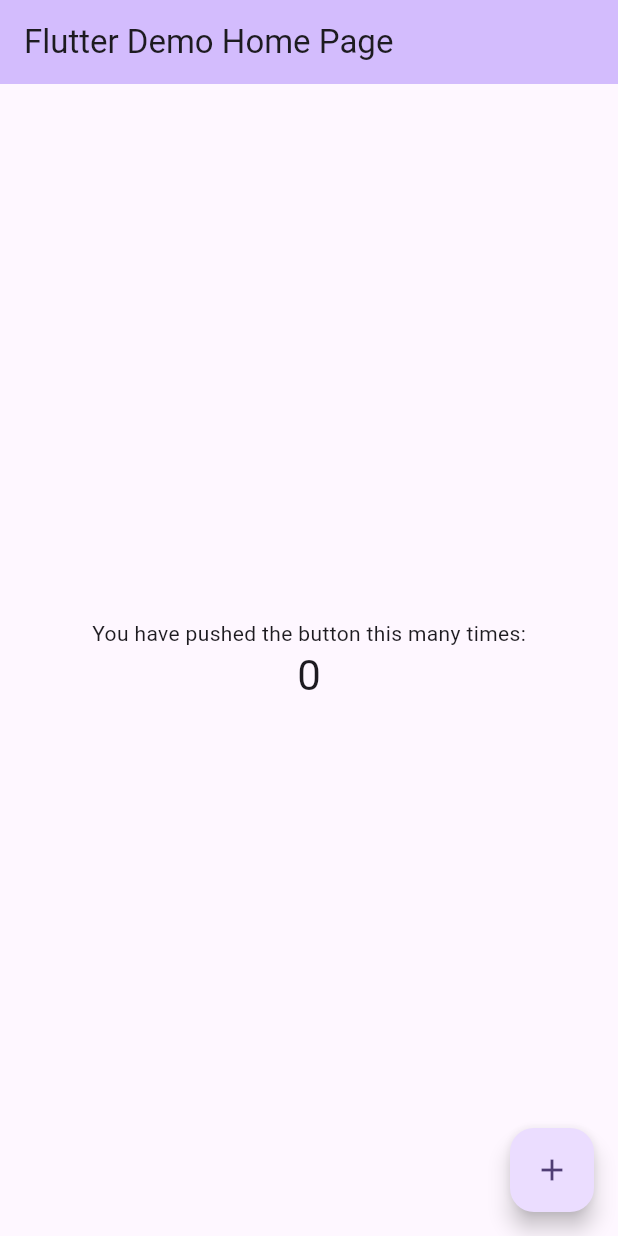
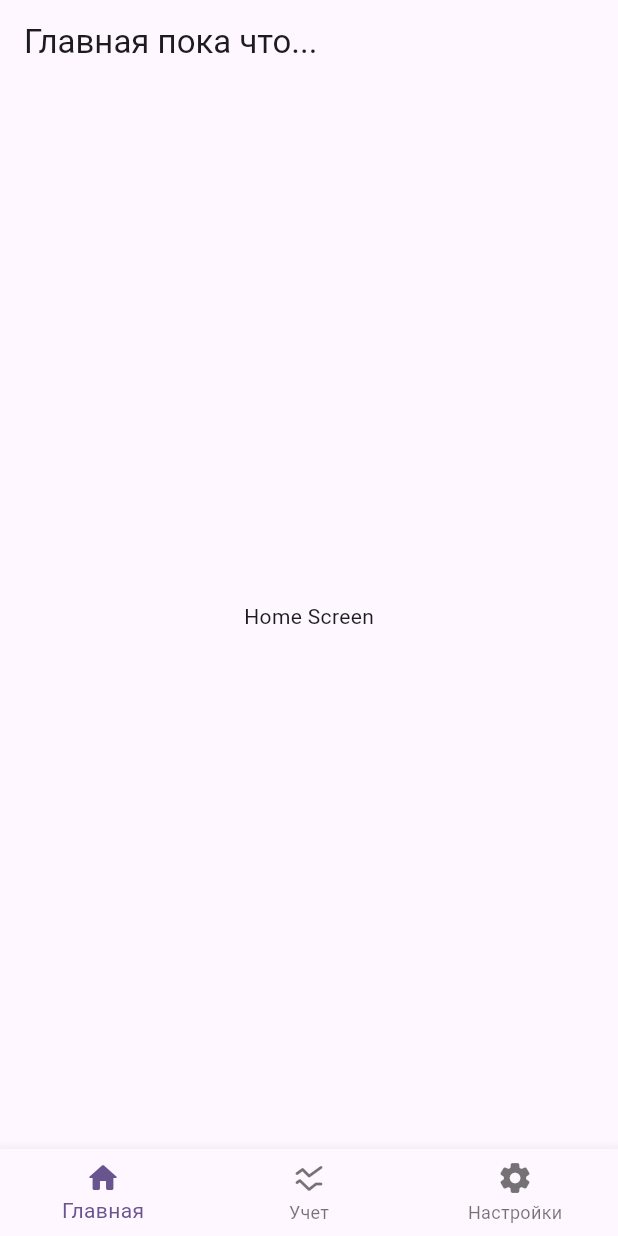
Before and after one commit to ComputerHakka/MyHomesManager, a Flutter app: the screen it shows after launch, on a phone screen of 412 x 824 dp. Run offline on Flutter 3.47's test engine with Material 3 defaults, Android fonts, the phone set to English and light mode, and no system bars.

Commit message:
create home screen

```diff
--- /dev/null
+++ b/lib/features/home/f_home.dart
@@ -0,0 +1 @@
+export 'presentation/home_screen.dart';
--- /dev/null
+++ b/lib/features/home/presentation/home_screen.dart
@@ -0,0 +1,15 @@
+import 'package:flutter/material.dart';
+import 'package:my_homes_manager/features/home/presentation/widgets/bottom_nav.dart';
+
+class HomeScreen extends StatelessWidget {
+  const HomeScreen({super.key});
+
+  @override
+  Widget build(BuildContext context) {
+    return Scaffold(
+      appBar: AppBar(title: const Text('Главная пока что...')),
+      body: const Center(child: Text('Home Screen')),
+      bottomNavigationBar: CustomBottomNavigationBar(),
+    );
+  }
+}
--- /dev/null
+++ b/lib/features/home/presentation/widgets/bottom_nav.dart
@@ -0,0 +1,19 @@
+import 'package:flutter/material.dart';
+
+class CustomBottomNavigationBar extends StatelessWidget {
+  const CustomBottomNavigationBar({super.key});
+
+  @override
+  Widget build(BuildContext context) {
+    return BottomNavigationBar(items: bottomNavItems);
+  }
+}
+
+const List<BottomNavigationBarItem> bottomNavItems = [
+  BottomNavigationBarItem(icon: Icon(Icons.home_rounded), label: 'Главная'),
+  BottomNavigationBarItem(icon: Icon(Icons.ssid_chart_rounded), label: 'Учет'),
+  BottomNavigationBarItem(
+    icon: Icon(Icons.settings_rounded),
+    label: 'Настройки',
+  ),
+];
--- a/lib/main.dart
+++ b/lib/main.dart
@@ -1,122 +1,23 @@
 import 'package:flutter/material.dart';
 
+import 'features/home/f_home.dart';
+
 void main() {
-  runApp(const MyApp());
+  runApp(const MyHomesManager());
 }
 
-class MyApp extends StatelessWidget {
-  const MyApp({super.key});
+class MyHomesManager extends StatelessWidget {
+  const MyHomesManager({super.key});
 
-  // This widget is the root of your application.
   @override
   Widget build(BuildContext context) {
     return MaterialApp(
-      title: 'Flutter Demo',
+      title: 'MHM',
+      debugShowCheckedModeBanner: false,
       theme: ThemeData(
-        // This is the theme of your application.
-        //
-        // TRY THIS: Try running your application with "flutter run". You'll see
-        // the application has a purple toolbar. Then, without quitting the app,
-        // try changing the seedColor in the colorScheme below to Colors.green
-        // and then invoke "hot reload" (save your changes or press the "hot
-        // reload" button in a Flutter-supported IDE, or press "r" if you used
-        // the command line to start the app).
-        //
-        // Notice that the counter didn't reset back to zero; the application
-        // state is not lost during the reload. To reset the state, use hot
-        // restart instead.
-        //
-        // This works for code too, not just values: Most code changes can be
-        // tested with just a hot reload.
         colorScheme: ColorScheme.fromSeed(seedColor: Colors.deepPurple),
       ),
-      home: const MyHomePage(title: 'Flutter Demo Home Page'),
+      home: const HomeScreen(),
     );
   }
 }
-
-class MyHomePage extends StatefulWidget {
-  const MyHomePage({super.key, required this.title});
-
-  // This widget is the home page of your application. It is stateful, meaning
-  // that it has a State object (defined below) that contains fields that affect
-  // how it looks.
-
-  // This class is the configuration for the state. It holds the values (in this
-  // case the title) provided by the parent (in this case the App widget) and
-  // used by the build method of the State. Fields in a Widget subclass are
-  // always marked "final".
-
-  final String title;
-
-  @override
-  State<MyHomePage> createState() => _MyHomePageState();
-}
-
-class _MyHomePageState extends State<MyHomePage> {
-  int _counter = 0;
-
-  void _incrementCounter() {
-    setState(() {
-      // This call to setState tells the Flutter framework that something has
-      // changed in this State, which causes it to rerun the build method below
-      // so that the display can reflect the updated values. If we changed
-      // _counter without calling setState(), then the build method would not be
-      // called again, and so nothing would appear to happen.
-      _counter++;
-    });
-  }
-
-  @override
-  Widget build(BuildContext context) {
-    // This method is rerun every time setState is called, for instance as done
-    // by the _incrementCounter method above.
-    //
-    // The Flutter framework has been optimized to make rerunning build methods
-    // fast, so that you can just rebuild anything that needs updating rather
-    // than having to individually change instances of widgets.
-    return Scaffold(
-      appBar: AppBar(
-        // TRY THIS: Try changing the color here to a specific color (to
-        // Colors.amber, perhaps?) and trigger a hot reload to see the AppBar
-        // change color while the other colors stay the same.
-        backgroundColor: Theme.of(context).colorScheme.inversePrimary,
-        // Here we take the value from the MyHomePage object that was created by
-        // the App.build method, and use it to set our appbar title.
-        title: Text(widget.title),
-      ),
-      body: Center(
-        // Center is a layout widget. It takes a single child and positions it
-        // in the middle of the parent.
-        child: Column(
-          // Column is also a layout widget. It takes a list of children and
-          // arranges them vertically. By default, it sizes itself to fit its
-          // children horizontally, and tries to be as tall as its parent.
-          //
-          // Column has various properties to control how it sizes itself and
-          // how it positions its children. Here we use mainAxisAlignment to
-          // center the children vertically; the main axis here is the vertical
-          // axis because Columns are vertical (the cross axis would be
-          // horizontal).
-          //
-          // TRY THIS: Invoke "debug painting" (choose the "Toggle Debug Paint"
-          // action in the IDE, or press "p" in the console), to see the
-          // wireframe for each widget.
-          mainAxisAlignment: MainAxisAlignment.center,
-          children: <Widget>[
-            const Text('You have pushed the button this many times:'),
-            Text(
-              '$_counter',
-              style: Theme.of(context).textTheme.headlineMedium,
-            ),
-          ],
-        ),
-      ),
-      floatingActionButton: FloatingActionButton(
-        onPressed: _incrementCounter,
-        tooltip: 'Increment',
-        child: const Icon(Icons.add),
-      ), // This trailing comma makes auto-formatting nicer for build methods.
-    );
-  }
-}
```
Also changed, not shown: lib/core/config/router/router.dart (added), lib/core/config/theme/theme.dart (added), lib/core/constants/route_names.dart (added), lib/core/di/di.dart (added), 1 other file.
